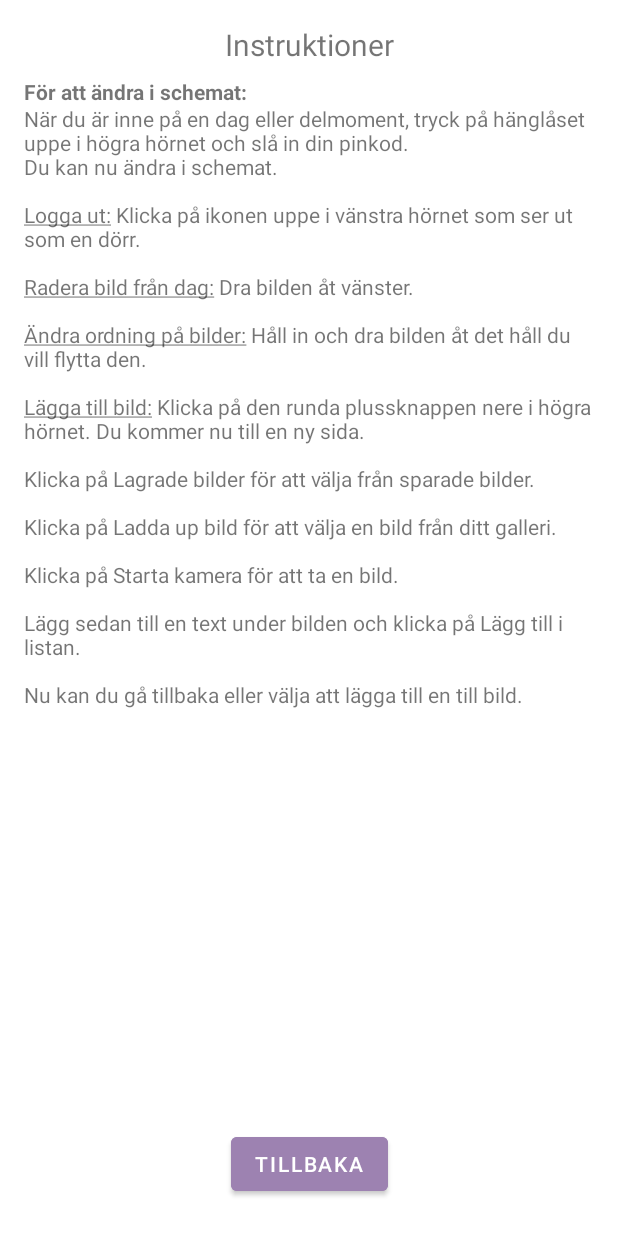
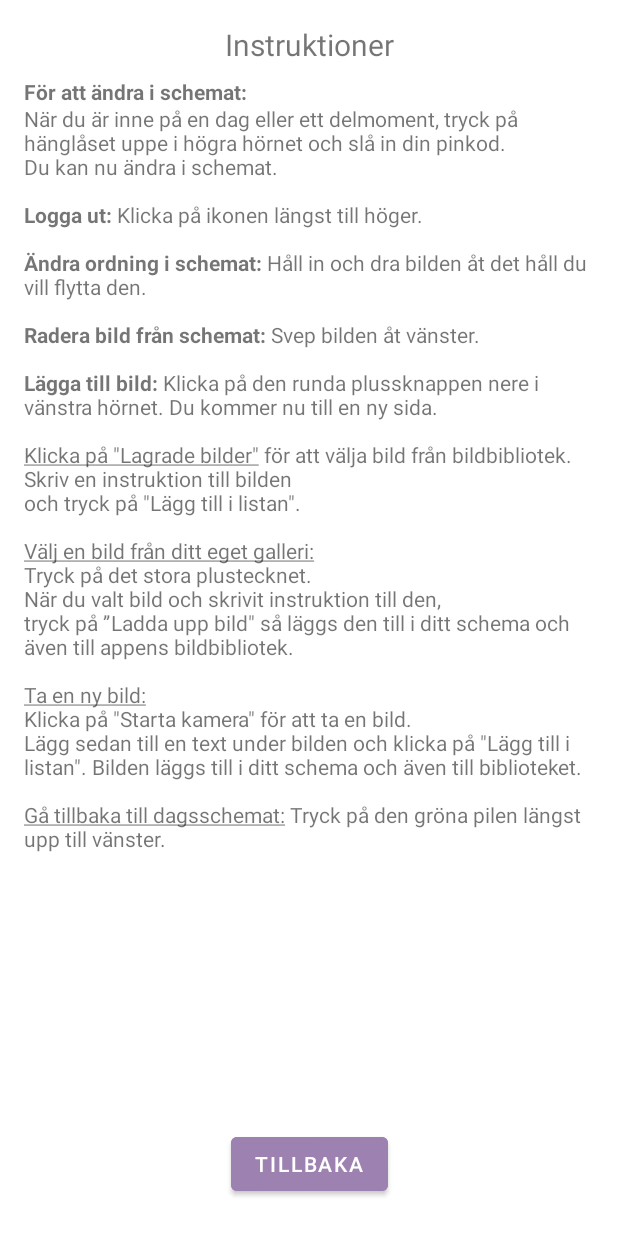
Before and after one commit to Noccis/skoluppgift, an Android app: the InstructionsActivity screen opened directly, with no data from a screen before it, on a phone screen of 412 x 824 dp. Run offline under Robolectric (Android 15) with nearby library versions, the phone set to English and light mode, and no system bars.

Commit message:
added user instructions

```diff
--- a/app/src/main/res/layout/activity_to_do.xml
+++ b/app/src/main/res/layout/activity_to_do.xml
@@ -147,7 +147,7 @@
                     android:layout_width="wrap_content"
                     android:layout_height="wrap_content"
                     android:backgroundTint="#BDEAC2"
-                    android:text="låsa"
+                    android:text="lås"
                     android:textColor="@color/black" />
 
                 <Button
@@ -155,7 +155,7 @@
                     android:layout_width="wrap_content"
                     android:layout_height="match_parent"
                     android:backgroundTint="#BDEAC2"
-                    android:text="låsa upp"
+                    android:text="lås upp"
                     android:textColor="@color/black" />
 
             </LinearLayout>
--- a/app/src/main/res/values/strings.xml
+++ b/app/src/main/res/values/strings.xml
@@ -1,12 +1,14 @@
 <resources>
     <string name="app_name">HelpWithPicturesApp</string>
-    <string name="instructions"><b>För att ändra i schemat:</b>\nNär du är inne på en dag eller delmoment, tryck på hänglåset uppe i högra hörnet och slå in din pinkod.\nDu kan nu ändra i schemat.
-        \n\n<u>Logga ut:</u> Klicka på ikonen uppe i vänstra hörnet som ser ut som en dörr.
-    \n\n<u>Radera bild från dag:</u> Dra bilden åt vänster.
-        \n\n<u>Ändra ordning på bilder:</u> Håll in och dra bilden åt det håll du vill flytta den.
-    \n\n<u>Lägga till bild:</u> Klicka på den runda plussknappen nere i högra hörnet. Du kommer nu till en ny sida. \n\nKlicka på "Lagrade bilder" för att välja från sparade bilder.
-    \n\nKlicka på "Ladda up bild" för att välja en bild från ditt galleri.
-   \n\nKlicka på "Starta kamera" för att ta en bild.
-    \n\nLägg sedan till en text under bilden och klicka på "Lägg till i listan".
-   \n\nNu kan du gå tillbaka eller välja att lägga till en till bild.</string>
+    <string name="instructions"><b>För att ändra i schemat:</b>\nNär du är inne på en dag eller ett delmoment, tryck på hänglåset uppe i högra hörnet och slå in din pinkod.\nDu kan nu ändra i schemat.
+        \n\n<b>Logga ut:</b> Klicka på ikonen längst till höger.
+        \n\n<b>Ändra ordning i schemat:</b> Håll in och dra bilden åt det håll du vill flytta den.
+        \n\n<b>Radera bild från schemat:</b> Svep bilden åt vänster.
+        \n\n<b>Lägga till bild:</b> Klicka på den runda plussknappen nere i vänstra hörnet. Du kommer nu till en ny sida. \n\n<u>Klicka på \"Lagrade bilder\"</u> för att välja bild från bildbibliotek.
+        Skriv en instruktion till bilden \noch tryck på \"Lägg till i listan\".
+    \n\n<u>Välj en bild från ditt eget galleri:</u>\nTryck på det stora plustecknet.
+        \nNär du valt bild och skrivit instruktion till den,\ntryck på \”Ladda upp bild\" så läggs den till i ditt schema och även till appens bildbibliotek.
+        \n\n<u>Ta en ny bild:</u>\nKlicka på \"Starta kamera\" för att ta en bild.
+    \nLägg sedan till en text under bilden och klicka på \"Lägg till i listan\". Bilden läggs till i ditt schema och även till biblioteket.
+        \n\n<u>Gå tillbaka till dagsschemat:</u> Tryck på den gröna pilen längst upp till vänster.</string>
 </resources>
```
